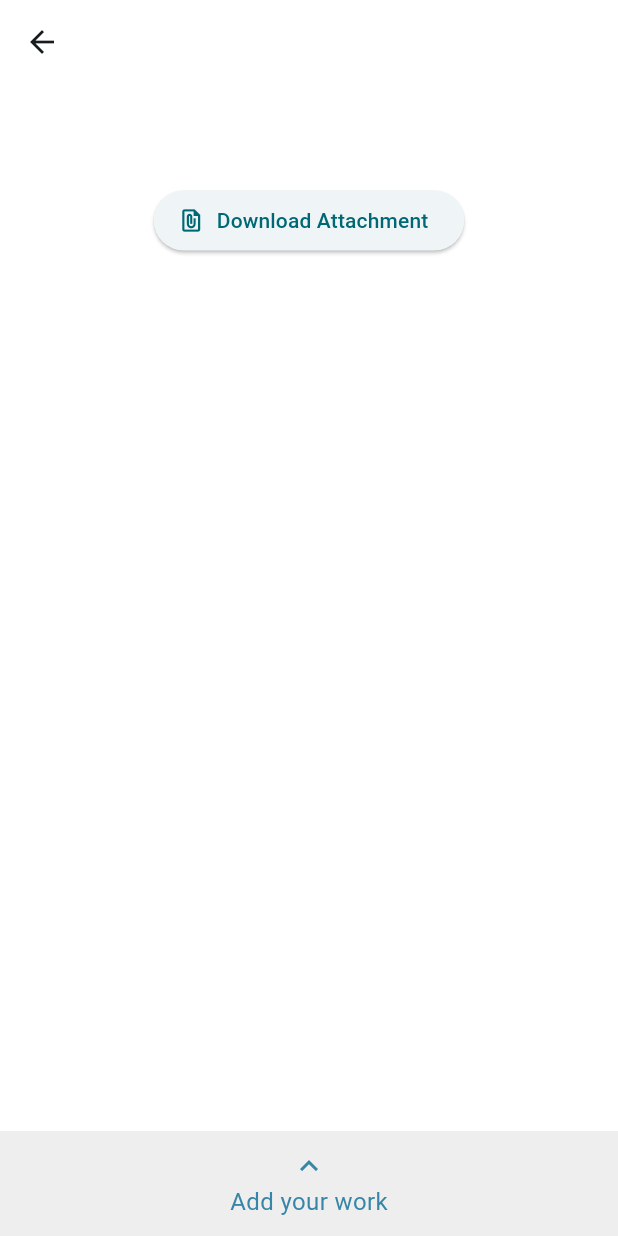
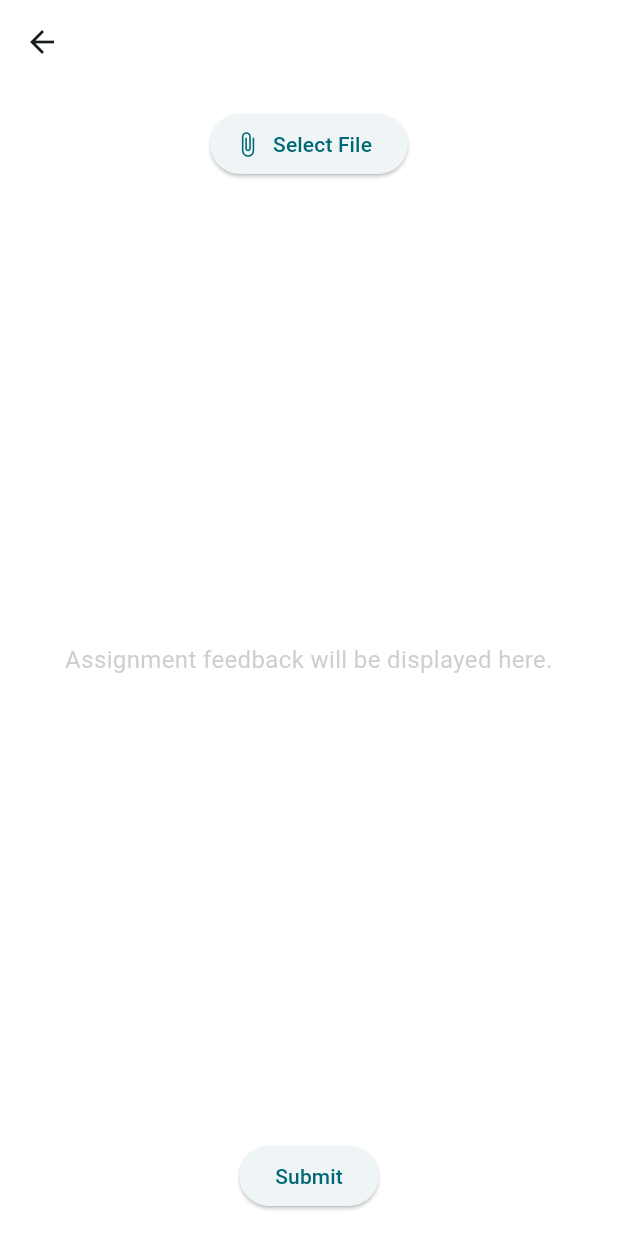
Before and after one commit to ali-mansour21/Studify-App, a Flutter app: the AssignmentDetailScreen screen opened directly with empty values, on a phone screen of 412 x 824 dp. Run offline on Flutter 3.47's test engine with Material 3 defaults, Android fonts, the phone set to English and light mode, and no system bars; our stand-ins replace camera, file_picker, firebase_core, firebase_messaging, fluttertoast, image_picker and 2 more; missing offline and left inert: flutter_pdfview; accounts and stored records are empty; project files that could hold a hidden picture were left out.

Commit message:
Add a positioned container

```diff
--- a/mobile/lib/screens/assignment_detail_screen.dart
+++ b/mobile/lib/screens/assignment_detail_screen.dart
@@ -29,6 +29,7 @@ class _AssignmentDetailScreenState extends State<AssignmentDetailScreen> {
   final String baseUrl = API_BASE_URL;
   bool _isLoading = false;
   String _fileName = "";
+  double dialogWidth = 600;
   PlatformFile? _selectedFile;
   bool _isUploading = false;
   String _response = "";
@@ -81,6 +82,7 @@ class _AssignmentDetailScreenState extends State<AssignmentDetailScreen> {
           Provider.of<AssignmentsModel>(context, listen: false)
               .getAssignmentModel(widget.assignment.id)
               .submitAssignment(widget.assignment.id, feedback);
+
           setState(() {
             _response = '\n\nFeedback:\n$feedback';
           });
@@ -127,8 +129,6 @@ class _AssignmentDetailScreenState extends State<AssignmentDetailScreen> {
       context: context,
       isScrollControlled: true,
       builder: (BuildContext context) {
-        return StatefulBuilder(
-          builder: (BuildContext context, StateSetter setModalState) {
         return Container(
           width: double.infinity,
           height: 600,
@@ -148,14 +148,11 @@ class _AssignmentDetailScreenState extends State<AssignmentDetailScreen> {
                           ? Colors.grey
                           : const Color(0xFF3786A8),
                     ),
-                        icon:
-                            const Icon(Icons.file_upload, color: Colors.white),
+                    icon: const Icon(Icons.file_upload, color: Colors.white),
                     label: Text(
                       assignmentModel.isSubmitted
                           ? "File Submitted"
-                              : (_fileName.isEmpty
-                                  ? "Select File"
-                                  : "Change File"),
+                          : (_fileName.isEmpty ? "Select File" : "Change File"),
                       style: const TextStyle(color: Colors.white),
                     ),
                     onPressed: assignmentModel.isSubmitted
@@ -179,8 +176,8 @@ class _AssignmentDetailScreenState extends State<AssignmentDetailScreen> {
                   Expanded(
                     child: Text(
                       _fileName,
-                          style: const TextStyle(
-                              color: Colors.black54, fontSize: 16),
+                      style:
+                          const TextStyle(color: Colors.black54, fontSize: 16),
                       overflow: TextOverflow.ellipsis,
                     ),
                   ),
@@ -232,8 +229,6 @@ class _AssignmentDetailScreenState extends State<AssignmentDetailScreen> {
               ),
             ],
           ),
-            );
-          },
         );
       },
     );
@@ -334,7 +329,6 @@ class _AssignmentDetailScreenState extends State<AssignmentDetailScreen> {
   @override
   Widget build(BuildContext context) {
     return Scaffold(
-      backgroundColor: Colors.white,
       appBar: AppBar(
         elevation: 0,
         backgroundColor: Colors.white,
@@ -349,7 +343,14 @@ class _AssignmentDetailScreenState extends State<AssignmentDetailScreen> {
           style: const TextStyle(fontSize: 24, fontWeight: FontWeight.w600),
         ),
       ),
-      body: Container(
+      body: Stack(
+        children: [
+          Positioned(
+            top: 0,
+            bottom: 0,
+            left: 0,
+            right: 0,
+            child: Container(
               decoration: const BoxDecoration(
                 color: Colors.white,
                 borderRadius: BorderRadius.only(
@@ -402,27 +403,71 @@ class _AssignmentDetailScreenState extends State<AssignmentDetailScreen> {
                 ],
               ),
             ),
-      bottomSheet: GestureDetector(
-        onVerticalDragEnd: (details) {
-          if (details.primaryVelocity != null && details.primaryVelocity! < 0) {
-            _showBottomSheet(context);
-          }
+          ),
+          Positioned(
+            top: 0,
+            bottom: 0,
+            left: 0,
+            right: 0,
+            child: Container(
+              color: Colors.white,
+              child: Padding(
+                padding: const EdgeInsets.all(16.0),
+                child: Column(
+                  mainAxisAlignment: MainAxisAlignment.spaceBetween,
+                  children: [
+                    ElevatedButton.icon(
+                      icon: const Icon(Icons.attach_file),
+                      label: const Text("Select File"),
+                      onPressed: () {
+                        _pickFile();
                       },
-        onTap: () => _showBottomSheet(context),
-        child: Container(
-          width: double.infinity,
-          color: Colors.grey[200],
-          height: 70,
-          child: const Column(
-            mainAxisAlignment: MainAxisAlignment.center,
-            children: <Widget>[
-              Icon(Icons.keyboard_arrow_up, color: Color(0xFF3786A8), size: 24),
-              Text('Add your work',
-                  style: TextStyle(color: Color(0xFF3786A8), fontSize: 16)),
+                    ),
+                    Expanded(
+                      child: Center(
+                        child: Text(
+                          "Assignment feedback will be displayed here.",
+                          style: TextStyle(
+                              fontSize: 16,
+                              color: Colors.grey.withOpacity(0.5)),
+                          textAlign: TextAlign.center,
+                        ),
+                      ),
+                    ),
+                    ElevatedButton(
+                      onPressed: () {
+                        // Implement your submit functionality here
+                      },
+                      child: const Text("Submit"),
+                    ),
                   ],
                 ),
               ),
             ),
+          ),
+        ],
+      ),
+      // bottomSheet: GestureDetector(
+      //   onVerticalDragEnd: (details) {
+      //     if (details.primaryVelocity != null && details.primaryVelocity! < 0) {
+      //       _showBottomSheet(context);
+      //     }
+      //   },
+      //   onTap: () => _showBottomSheet(context),
+      //   child: Container(
+      //     width: double.infinity,
+      //     color: Colors.grey[200],
+      //     height: 70,
+      //     child: const Column(
+      //       mainAxisAlignment: MainAxisAlignment.center,
+      //       children: <Widget>[
+      //         Icon(Icons.keyboard_arrow_up, color: Color(0xFF3786A8), size: 24),
+      //         Text('Add your work',
+      //             style: TextStyle(color: Color(0xFF3786A8), fontSize: 16)),
+      //       ],
+      //     ),
+      //   ),
+      // ),
     );
   }
 }
--- a/mobile/lib/screens/topic_detail_screen.dart
+++ b/mobile/lib/screens/topic_detail_screen.dart
@@ -138,6 +138,7 @@ class TopicDetailScreen extends StatelessWidget {
   @override
   Widget build(BuildContext context) {
     return Scaffold(
+      backgroundColor: Colors.white,
       appBar: AppBar(
         leading: IconButton(
           icon: const Icon(Icons.arrow_back, color: Colors.black),
```
Lines whose indentation alone changed are shown as unchanged.
